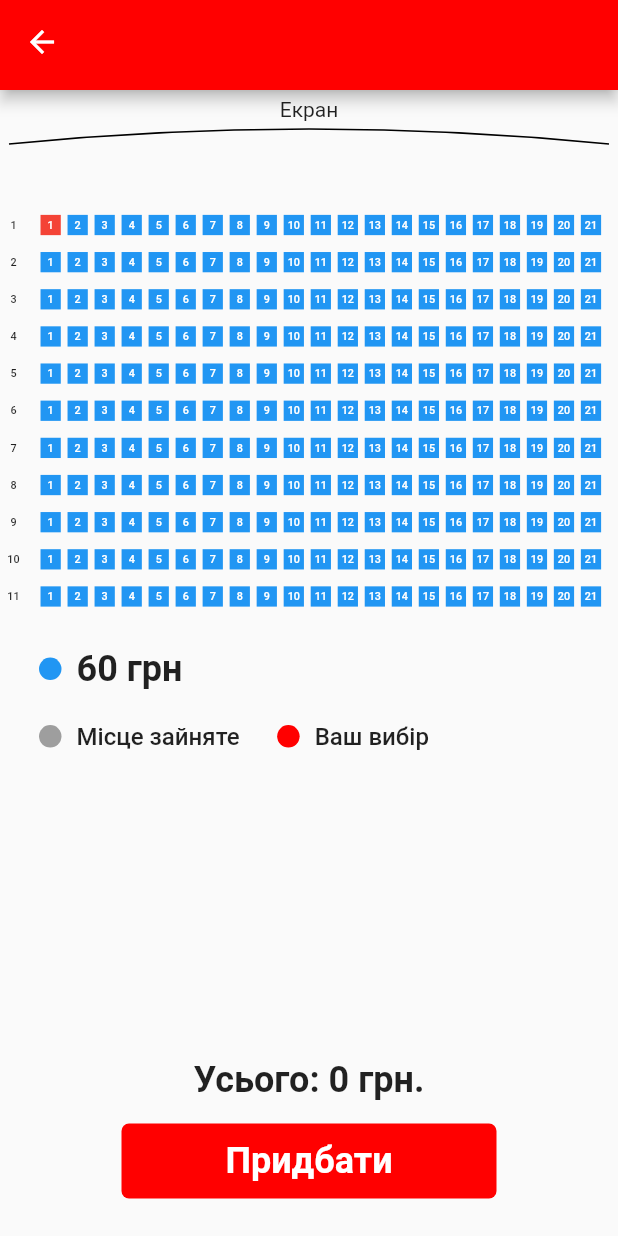
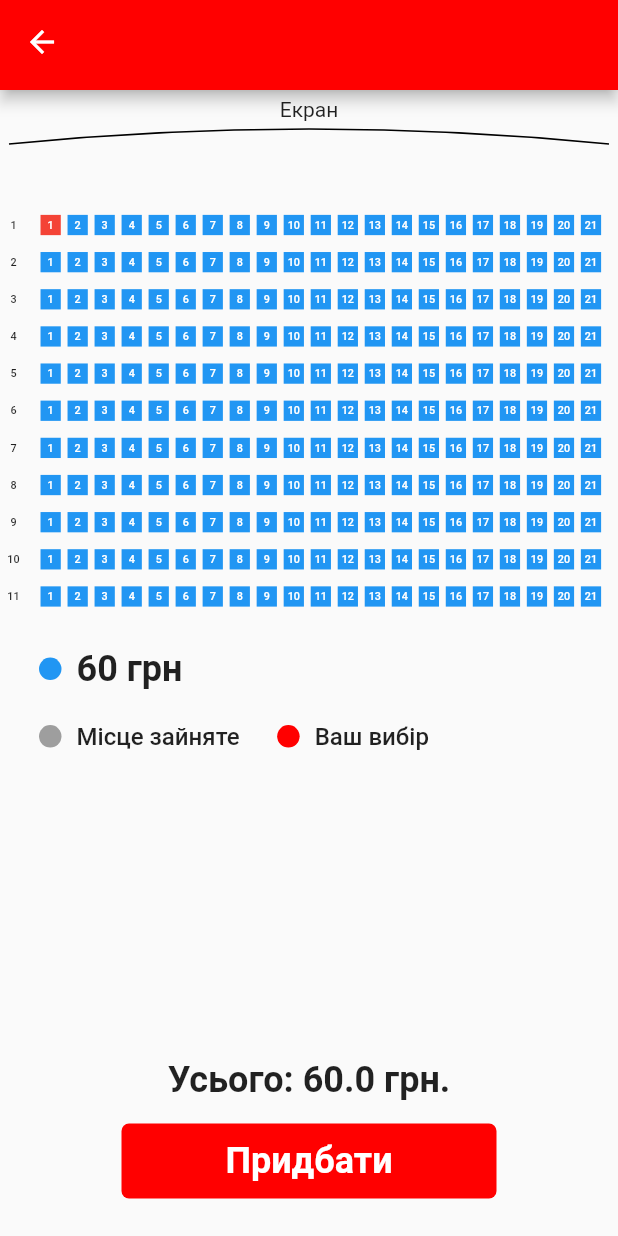
Before and after one commit to artebiakin/cinema_app, a Flutter app: the OrderScreen screen opened directly with empty values, after a tap on an icon or button, on a phone screen of 412 x 824 dp. Run offline on Flutter 3.47's test engine with Material 2 defaults, Android fonts, the phone set to English and light mode, and no system bars; our stand-ins replace flutter_redux, redux.

Commit message:
added redux and ticket purchase implemented

```diff
--- a/lib/globalVariables.dart
+++ b/lib/globalVariables.dart
@@ -9,4 +9,6 @@ const TextStyle fontP =
     const TextStyle(fontSize: 16, fontWeight: FontWeight.w500);
 const TextStyle fontH3 = TextStyle(fontSize: 24, fontWeight: FontWeight.bold);
 
-const Color colorAccent = const Color.fromRGBO(255, 0, 0, 1);
+const Color accentColor = const Color.fromRGBO(255, 0, 0, 1);
+
+const Color whiteColor = const Color.fromRGBO(255, 255, 255, 1);
--- /dev/null
+++ b/lib/redux/AppState.dart
@@ -0,0 +1,33 @@
+class AppState {
+  final int counter;
+
+  AppState(this.counter);
+}
+
+enum $Actions { Increment, Deincrement }
+
+AppState reducer(AppState state, dynamic action) {
+  if (action == $Actions.Increment) {
+    return AppState(state.counter + 1);
+  } else if (action == $Actions.Deincrement) {
+    return AppState(state.counter - 1);
+  }
+  return state;
+}
+
+// class AppState {
+//   final List selected;
+
+//   AppState(this.selected);
+// }
+
+// enum $Actions { Increment, Deincrement }
+
+// AppState reducer(AppState state, dynamic action) {
+//   if (action == $Actions.Increment) {
+//     return AppState(List.from(state.selected)..add(action.item));
+//   } else if (action == $Actions.Deincrement) {
+//     return AppState(List.from(state.selected)..remove(action.item));
+//   }
+//   return state;
+// }
--- a/lib/widgets/MAppBar.dart
+++ b/lib/widgets/MAppBar.dart
@@ -5,7 +5,7 @@ class MAppBar extends StatelessWidget with PreferredSizeWidget {
   final String title;
   final bool isHome;
 
-  MAppBar(this.title, [this.isHome = false]);
+  MAppBar([this.title = '', this.isHome = false]);
 
   @override
   Widget build(BuildContext context) {
--- a/lib/widgets/MBuy.dart
+++ b/lib/widgets/MBuy.dart
@@ -1,52 +1,65 @@
+import 'package:cinema_app/redux/AppState.dart';
 import 'package:flutter/material.dart';
+import 'package:flutter_redux/flutter_redux.dart';
 
 import '../globalVariables.dart';
 
 class MBuy extends StatefulWidget {
-  MBuy();
-
   @override
   _MBuyState createState() => _MBuyState();
 }
 
 class _MBuyState extends State<MBuy> {
-  int result = 0;
+  final double ticketPrice = 60;
+
   @override
   Widget build(BuildContext context) {
     return Container(
       child: Container(
-          padding: EdgeInsets.all(15),
-          child: Column(
-            children: <Widget>[
+        padding: EdgeInsets.all(15),
+        child: StoreConnector<AppState, int>(
+          converter: (store) => store.state.counter,
+          builder: (context, counter) {
+            return Column(children: <Widget>[
               Container(
                 margin: EdgeInsets.only(bottom: 15),
                 child: Text(
-                  'Усього: $result грн.',
+                  'Усього: ${ticketPrice * counter} грн.',
                   style: fontH3,
                 ),
               ),
               GestureDetector(
-                onTap: () => setState(() => print('buy')),
+                onTap: () => counter != 0 ? _toBuy() : null,
                 child: Container(
                   alignment: Alignment(0.0, 0.0),
                   decoration: BoxDecoration(
-                      color: Theme.of(context).accentColor,
+                      color: accentColor.withAlpha(counter != 0.0 ? 255 : 150),
                       shape: BoxShape.rectangle,
                       borderRadius: BorderRadius.circular(5)),
                   child: Text(
                     'Придбати',
                     textAlign: TextAlign.center,
-                    style: TextStyle(
-                        color: Colors.white,
-                        fontSize: fontH3.fontSize,
-                        fontWeight: fontH3.fontWeight),
+                    style: fontH3.merge(TextStyle(color: Colors.white)),
                   ),
                   width: 250,
                   height: 50,
                 ),
               )
-            ],
-          )),
+            ]);
+          },
+        ),
+      ),
     );
   }
+
+  void _toBuy() {
+    // final store = StoreProvider.of<AppState>(context);
+
+    // Navigator.push(
+    //   context,
+    //   MaterialPageRoute(
+    //       builder: (context) =>
+    //           PayScreen(value: (ticketPrice * store.state.counter))),
+    // );
+  }
 }
--- a/lib/widgets/MScenePlaces.dart
+++ b/lib/widgets/MScenePlaces.dart
@@ -1,6 +1,8 @@
 import 'dart:math';
 
+import 'package:cinema_app/redux/AppState.dart';
 import 'package:flutter/material.dart';
+import 'package:flutter_redux/flutter_redux.dart';
 
 class MPlace extends StatefulWidget {
   final int id;
@@ -26,7 +28,7 @@ class _MPlaceState extends State<MPlace> {
   _MPlaceState(this.id, this.numberPlace, this.isAvailable);
 
   @override
-  Widget build(BuildContext context) {
+  Widget build(BuildContext contextm) {
     return GestureDetector(
       onTap: () => isAvailable ? _toggleColor(id) : null,
       child: Container(
@@ -48,6 +50,11 @@ class _MPlaceState extends State<MPlace> {
     setState(() {
       _isSelect = !_isSelect;
     });
+    final store = StoreProvider.of<AppState>(context);
+    if (_isSelect)
+      store.dispatch($Actions.Increment);
+    else
+      store.dispatch($Actions.Deincrement);
   }
 }
 
--- a/pubspec.yaml
+++ b/pubspec.yaml
@@ -14,12 +14,15 @@ description: A new Flutter project.
 version: 1.0.0+1
 
 environment:
-  sdk: ">=2.2.2 <3.0.0"
+  sdk: '>=2.2.2 <3.0.0'
 
 dependencies:
   flutter:
     sdk: flutter
   url_launcher: ^5.4.2
+  redux: ^4.0.0
+  flutter_redux: ^0.6.0
+  flutter_svg: ^0.17.4
 
   # The following adds the Cupertino Icons font to your application.
   # Use with the CupertinoIcons class for iOS style icons.
@@ -40,6 +43,7 @@ flutter:
   uses-material-design: true
   assets:
     - assets/
+    - assets/icons/
   # To add assets to your application, add an assets section, like this:
   # assets:
   #  - images/a_dot_burr.jpeg
```
Also changed, not shown: lib/main.dart (+26 -10 lines), assets/icons/g-pay.svg (added), assets/icons/oval.svg (added), pubspec.lock.
